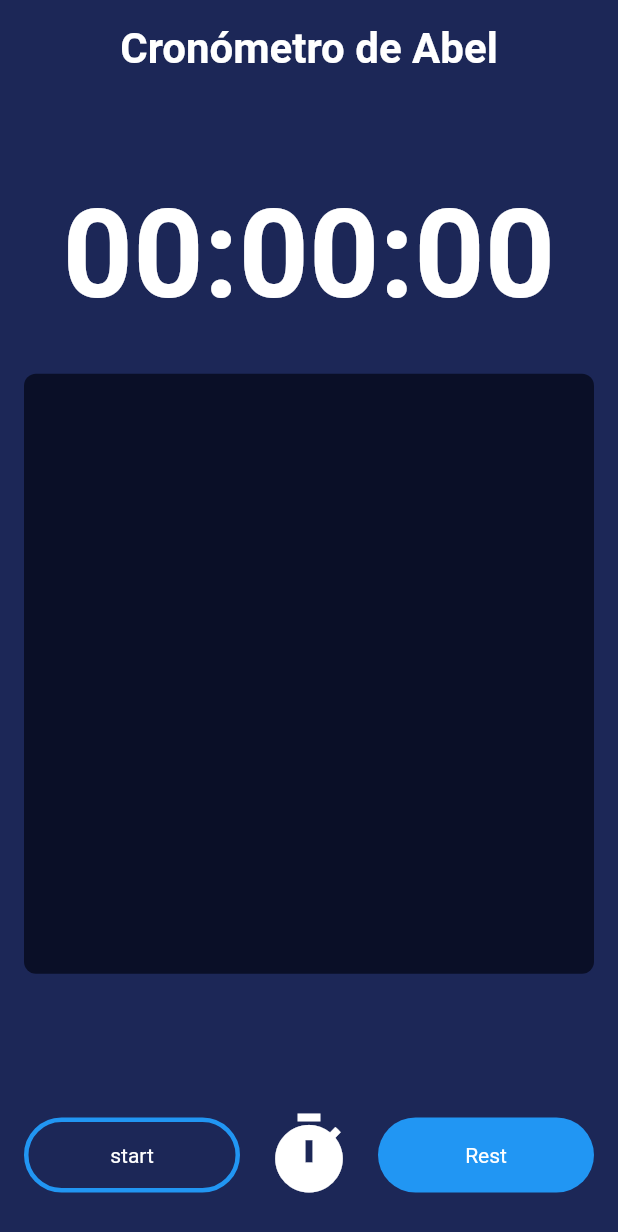
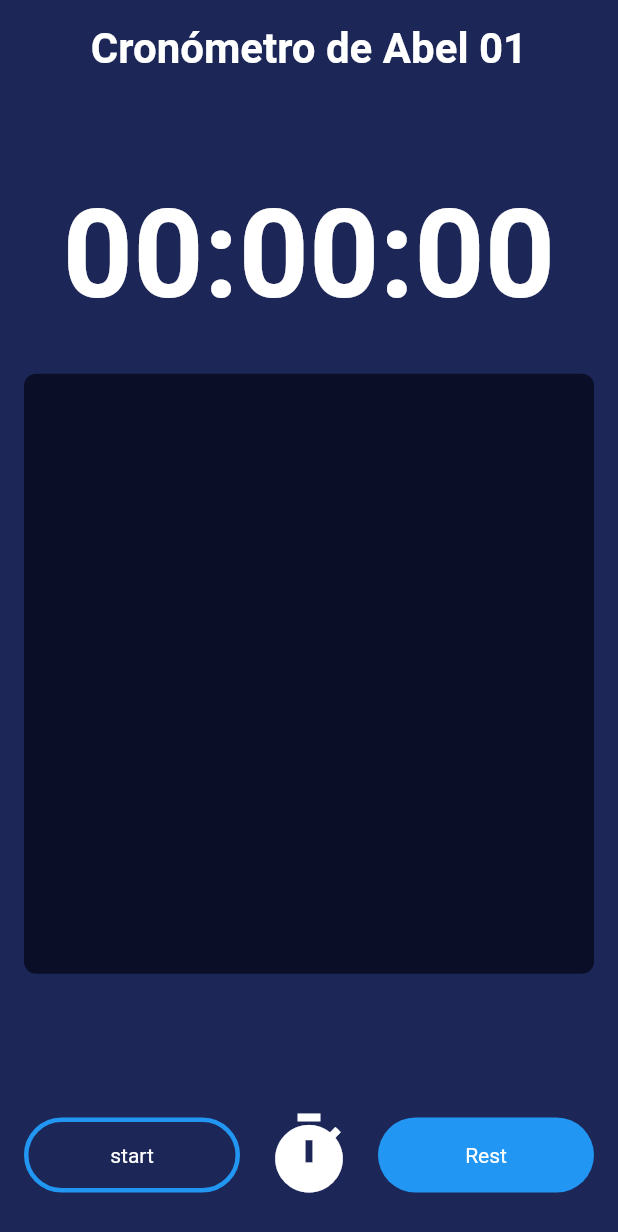
Before and after one commit to Ferdidand79/flutter_cronometro01, a Flutter app: the screen it shows after launch, on a phone screen of 412 x 824 dp. Shown: the top 1232 px of the screen. Run offline on Flutter 3.47's test engine with Material 2 defaults, Android fonts, the phone set to English and light mode, and no system bars.

Commit message:
nombre abel

```diff
--- a/lib/home/home_app.dart
+++ b/lib/home/home_app.dart
@@ -97,7 +97,7 @@ class _HomeAppState extends State<HomeApp> {
             children: [
               Center(
                 child: Text(
-                  "Cronómetro de Abel",
+                  "Cronómetro de Abel 01",
                   style: TextStyle(
                     color: blanco,
                     fontSize: 28.0,
```
